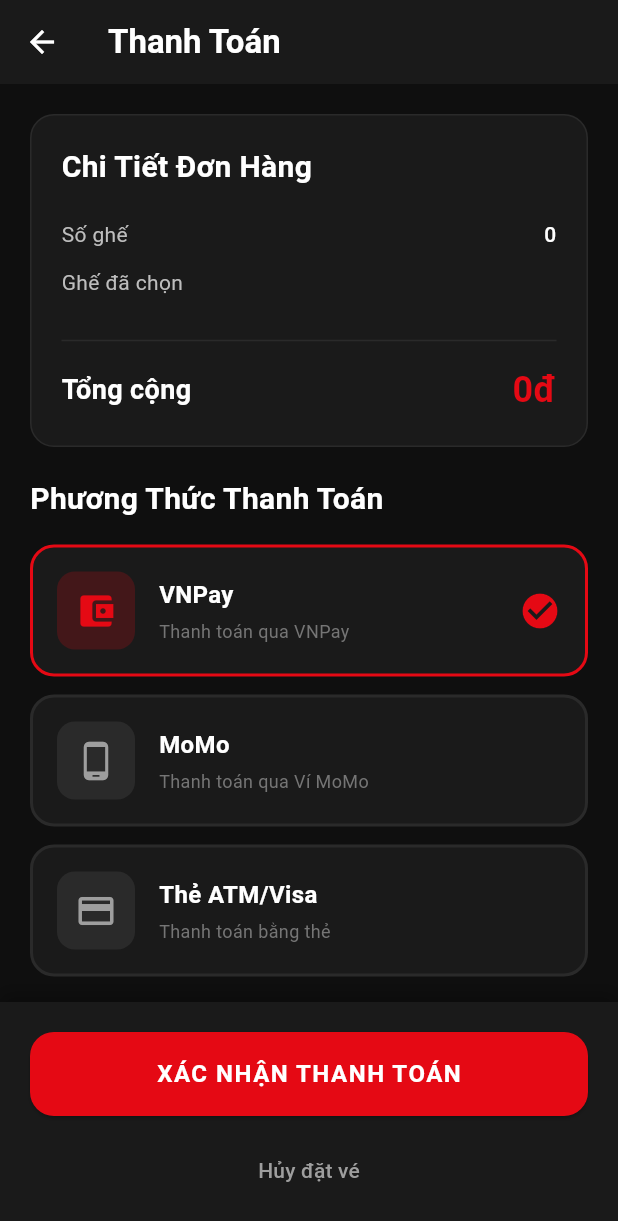
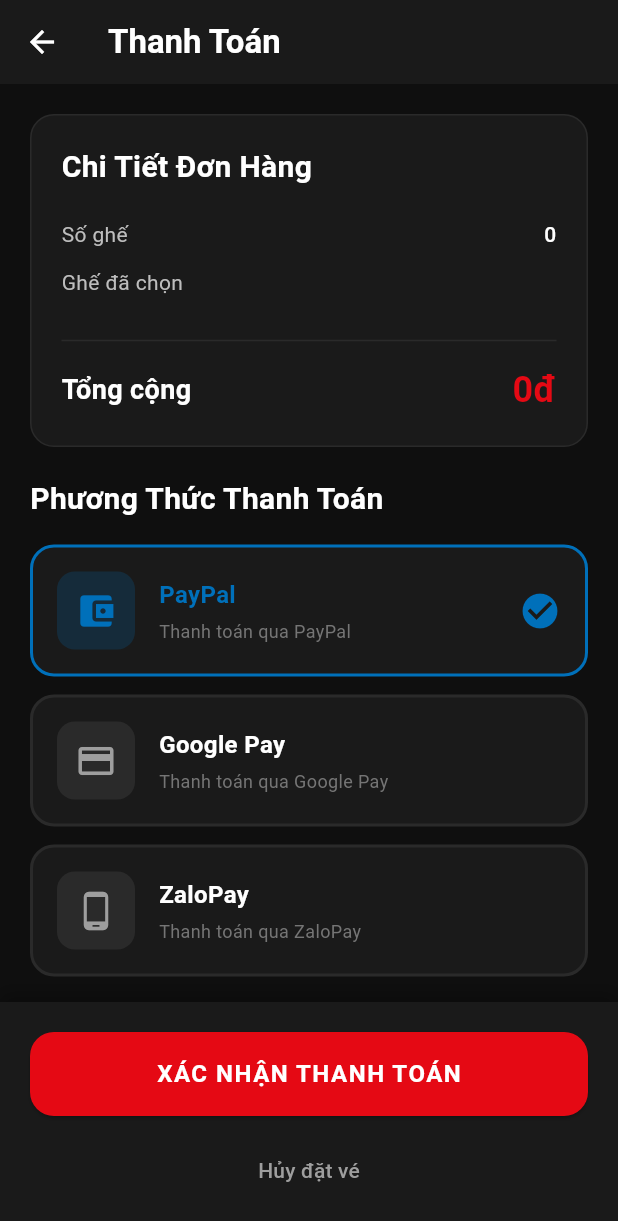
Before and after one commit to Huyhenz/XCinemaMobile, a Flutter app: the PaymentScreen screen opened directly with empty values, on a phone screen of 412 x 824 dp. Shown: the top 1221 px of the screen. Run offline on Flutter 3.47's test engine with Material 3 defaults, Android fonts, the phone set to English and light mode, and no system bars; our stand-ins replace cached_network_image, firebase_auth, firebase_core, firebase_database, firebase_storage, flutter_bloc and 6 more; accounts and stored records are empty; network calls fail.

Commit message:
Updated 6

```diff
--- a/ltdd/lib/main.dart
+++ b/ltdd/lib/main.dart
@@ -2,6 +2,7 @@
 import 'package:firebase_core/firebase_core.dart';
 import 'package:firebase_auth/firebase_auth.dart';
 import 'package:intl/date_symbol_data_local.dart';
+import 'package:flutter_dotenv/flutter_dotenv.dart';
 import 'package:ltdd/widgets/main_wrapper.dart';
 import 'firebase_options.dart';
 import 'screens/login_screen.dart';
@@ -9,6 +10,23 @@
 
 void main() async {
   WidgetsFlutterBinding.ensureInitialized();
+
+  // Load environment variables from .env file
+  try {
+    // Try loading from assets first (for mobile)
+    await dotenv.load(fileName: ".env");
+    print('✅ Loaded .env file successfully');
+    final clientId = dotenv.env['PAYPAL_CLIENT_ID'] ?? '';
+    if (clientId.isNotEmpty) {
+      print('📝 PayPal Client ID: ${clientId.substring(0, clientId.length > 10 ? 10 : clientId.length)}...');
+    } else {
+      print('⚠️ PayPal Client ID not found in .env');
+    }
+  } catch (e) {
+    print('⚠️ Warning: Could not load .env file: $e');
+    print('💡 Tip: Make sure .env file exists and is added to pubspec.yaml assets');
+    // App will continue but PayPal payment will use mock mode
+  }
 
   await Firebase.initializeApp(
     options: DefaultFirebaseOptions.currentPlatform,
--- a/ltdd/lib/models/payment.dart
+++ b/ltdd/lib/models/payment.dart
@@ -6,7 +6,8 @@
   final String cinemaId; // ID của rạp chiếu (để biết thanh toán ở rạp nào)
   final double amount; // Số tiền cuối cùng (sau voucher)
   final String status; // 'success', 'failed', 'pending'
-  final String? transactionId; // Từ VNPay hoặc gateway khác
+  final String? transactionId; // Từ PayPal, Google Pay, ZaloPay hoặc gateway khác
+  final String? paymentMethod; // 'paypal', 'googlepay', 'zalopay'
   final int? paidAt; // Timestamp
 
   PaymentModel({
@@ -16,6 +17,7 @@
     required this.amount,
     required this.status,
     this.transactionId,
+    this.paymentMethod,
     this.paidAt,
   });
 
@@ -27,6 +29,7 @@
       amount: data['amount']?.toDouble() ?? 0.0,
       status: data['status'] ?? 'pending',
       transactionId: data['transactionId'],
+      paymentMethod: data['paymentMethod'],
       paidAt: data['paidAt'],
     );
   }
@@ -38,6 +41,7 @@
       'amount': amount,
       'status': status,
       'transactionId': transactionId,
+      'paymentMethod': paymentMethod,
       'paidAt': ServerValue.timestamp,
     };
   }
--- a/ltdd/lib/screens/payment_screen.dart
+++ b/ltdd/lib/screens/payment_screen.dart
@@ -5,6 +5,7 @@
 import '../models/payment.dart';
 import '../models/tempbooking.dart';
 import '../services/database_services.dart';
+import '../services/payment_service.dart';
 import '../utils/booking_helper.dart';
 
 class PaymentScreen extends StatefulWidget {
@@ -30,7 +31,7 @@
 class _PaymentScreenState extends State<PaymentScreen> with TickerProviderStateMixin {
   String? _tempBookingId;
   bool _isProcessing = false;
-  String _selectedPaymentMethod = 'vnpay';
+  String _selectedPaymentMethod = 'paypal'; // Default to PayPal
   late AnimationController _pulseController;
 
   @override
@@ -80,11 +81,32 @@
     setState(() => _isProcessing = true);
 
     try {
-      // Simulate payment processing
-      await Future.delayed(const Duration(seconds: 2));
-      bool paymentSuccess = true;
+      // Convert selected payment method to PaymentMethod enum
+      PaymentMethod paymentMethod;
+      switch (_selectedPaymentMethod) {
+        case 'paypal':
+          paymentMethod = PaymentMethod.paypal;
+          break;
+        case 'googlepay':
+          paymentMethod = PaymentMethod.googlePay;
+          break;
+        case 'zalopay':
+          paymentMethod = PaymentMethod.zaloPay;
+          break;
+        default:
+          paymentMethod = PaymentMethod.paypal;
+      }
 
-      if (paymentSuccess) {
+      // Process payment using PaymentService
+      PaymentResult result = await PaymentService.processPayment(
+        method: paymentMethod,
+        amount: widget.totalPrice,
+        description: 'Đặt vé xem phim - ${widget.selectedSeats.length} ghế',
+        currency: 'VND',
+        context: context,
+      );
+
+      if (result.success && result.transactionId != null) {
         TempBookingModel? temp = await DatabaseService().getTempBooking(_tempBookingId!);
         if (temp != null) {
           String userId = FirebaseAuth.instance.currentUser!.uid;
@@ -110,7 +132,8 @@
             cinemaId: widget.cinemaId,
             amount: widget.totalPrice,
             status: 'success',
-            transactionId: 'TXN${DateTime.now().millisecondsSinceEpoch}',
+            transactionId: result.transactionId,
+            paymentMethod: _selectedPaymentMethod,
           );
           await DatabaseService().savePayment(payment);
 
@@ -135,9 +158,10 @@
         setState(() => _isProcessing = false);
         if (mounted) {
           ScaffoldMessenger.of(context).showSnackBar(
-            const SnackBar(
-              content: Text('Thanh toán thất bại! Vui lòng thử lại.'),
-              backgroundColor: Color(0xFFE50914),
+            SnackBar(
+              content: Text(result.message),
+              backgroundColor: const Color(0xFFE50914),
+              duration: const Duration(seconds: 3),
             ),
           );
         }
@@ -252,13 +276,12 @@
       );
     }
 
-    return WillPopScope(
-      onWillPop: () async {
-        if (!_isProcessing) {
+    return PopScope(
+      canPop: !_isProcessing,
+      onPopInvoked: (didPop) async {
+        if (!didPop && !_isProcessing) {
           await _handleCancel();
-          return true;
         }
-        return false;
       },
       child: Scaffold(
         backgroundColor: const Color(0xFF0F0F0F),
@@ -383,22 +406,25 @@
           ),
           const SizedBox(height: 16),
           _buildPaymentMethodTile(
-            'vnpay',
-            'VNPay',
-            'Thanh toán qua VNPay',
+            'paypal',
+            'PayPal',
+            'Thanh toán qua PayPal',
             Icons.account_balance_wallet,
+            const Color(0xFF0070BA), // PayPal blue
           ),
           _buildPaymentMethodTile(
-            'momo',
-            'MoMo',
-            'Thanh toán qua Ví MoMo',
-            Icons.phone_android,
+            'googlepay',
+            'Google Pay',
+            'Thanh toán qua Google Pay',
+            Icons.payment,
+            const Color(0xFF4285F4), // Google blue
           ),
           _buildPaymentMethodTile(
-            'card',
-            'Thẻ ATM/Visa',
-            'Thanh toán bằng thẻ',
-            Icons.credit_card,
+            'zalopay',
+            'ZaloPay',
+            'Thanh toán qua ZaloPay',
+            Icons.phone_android,
+            const Color(0xFF0068FF), // ZaloPay blue
           ),
         ],
       ),
@@ -406,11 +432,12 @@
   }
 
   Widget _buildPaymentMethodTile(
-      String value,
-      String title,
-      String subtitle,
-      IconData icon,
-      ) {
+    String value,
+    String title,
+    String subtitle,
+    IconData icon,
+    Color brandColor,
+  ) {
     bool isSelected = _selectedPaymentMethod == value;
 
     return GestureDetector(
@@ -423,7 +450,7 @@
           color: const Color(0xFF1A1A1A),
           borderRadius: BorderRadius.circular(16),
           border: Border.all(
-            color: isSelected ? const Color(0xFFE50914) : const Color(0xFF2A2A2A),
+            color: isSelected ? brandColor : const Color(0xFF2A2A2A),
             width: 2,
           ),
         ),
@@ -433,13 +460,13 @@
               padding: const EdgeInsets.all(12),
               decoration: BoxDecoration(
                 color: isSelected
-                    ? const Color(0xFFE50914).withOpacity(0.2)
+                    ? brandColor.withOpacity(0.2)
                     : const Color(0xFF2A2A2A),
                 borderRadius: BorderRadius.circular(12),
               ),
               child: Icon(
                 icon,
-                color: isSelected ? const Color(0xFFE50914) : Colors.grey,
+                color: isSelected ? brandColor : Colors.grey,
                 size: 28,
               ),
             ),
@@ -450,8 +477,8 @@
                 children: [
                   Text(
                     title,
-                    style: const TextStyle(
-                      color: Colors.white,
+                    style: TextStyle(
+                      color: isSelected ? brandColor : Colors.white,
                       fontSize: 16,
                       fontWeight: FontWeight.bold,
                     ),
@@ -468,9 +495,9 @@
               ),
             ),
             if (isSelected)
-              const Icon(
+              Icon(
                 Icons.check_circle,
-                color: Color(0xFFE50914),
+                color: brandColor,
                 size: 28,
               ),
           ],
```
Also changed, not shown: ltdd/pubspec.yaml (+10 -0 lines), ltdd/pubspec.lock, 2 other files.
